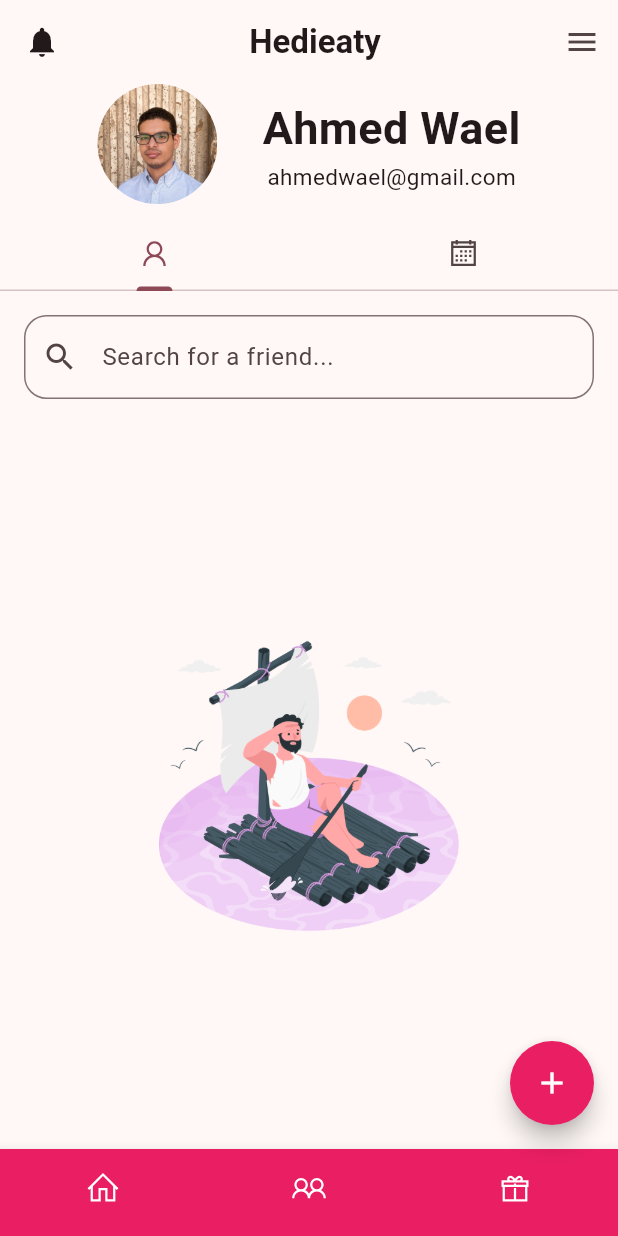
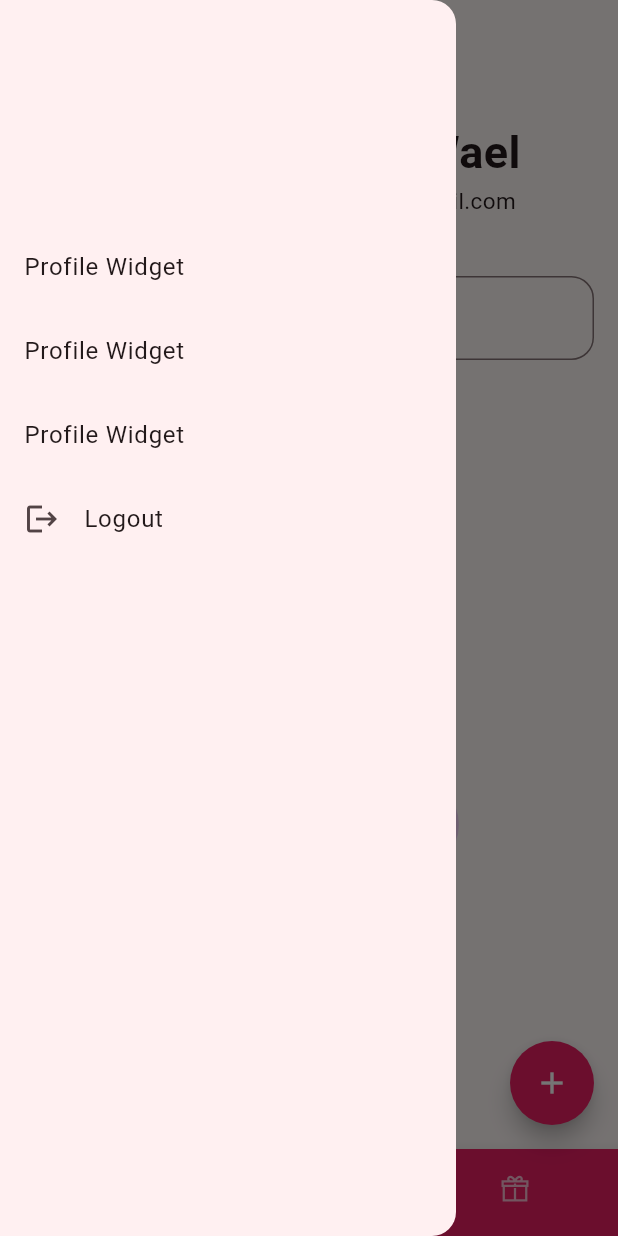
Before and after one commit to ahmed-wael2002/hedieaty-20P3343, a Flutter app: the MyHomePage screen opened by its route, with the side drawer open (before the commit the screen has no drawer), on a phone screen of 412 x 824 dp. Run offline on Flutter 3.47's test engine with Material 3 defaults, Android fonts, the phone set to English and light mode, and no system bars; drawn by our look-alikes of flutter_speed_dial; our stand-ins replace line_awesome_flutter, shared_preferences; accounts and stored records are empty.

Commit message:
Separated homepage from the main controller

```diff
--- /dev/null
+++ b/lib/Pages/Homepage.dart
@@ -0,0 +1,177 @@
+// Packages
+import 'package:flutter/material.dart';
+import 'package:line_awesome_flutter/line_awesome_flutter.dart';
+import 'package:flutter_speed_dial/flutter_speed_dial.dart';
+
+// Pages
+import 'ProfilePage.dart';
+import '../Utils/CreateEventForm.dart';
+import '../Utils/profile_widget.dart';
+import '../Utils/friends_list_view.dart';
+import '../Utils/header.dart';
+import '../Utils/CreateUserForm.dart';
+import '../Utils/events_list_view.dart';
+import '../Logic/event.dart';
+import '../Logic/user.dart';
+
+class MyHomePage extends StatefulWidget {
+  MyHomePage({super.key, required this.title, required this.logoutCallback});
+  final String title;
+  Function() logoutCallback;
+
+  @override
+  State<MyHomePage> createState() => _MyHomePageState();
+}
+
+class _MyHomePageState extends State<MyHomePage> {
+  late User user;
+  int _selectedIndex = 0;
+
+  @override
+  void initState() {
+    super.initState();
+    user = User(
+      'Ahmed Wael',
+      'ahmedwael@gmail.com',
+      '123',
+      'assets/images/Ahmed Wael.jpg',
+    );
+  }
+
+  void _showCreateUserDialog(BuildContext context) async {
+    final User? newUser = await showDialog<User>(
+      context: context,
+      builder: (BuildContext context) {
+        return const AlertDialog(
+          title: Text('Create New User'),
+          content: CreateUserForm(),
+        );
+      },
+    );
+    if (newUser != null) {
+      setState(() {
+        user.addFriend(newUser);
+      });
+    }
+  }
+
+  void _showCreateEventDialog(BuildContext context) async {
+    final Event? newEvent = await showDialog<Event>(
+      context: context,
+      builder: (BuildContext context) {
+        return const AlertDialog(
+          title: Text('Create a new Event'),
+          content: CreateEventForm(),
+        );
+      },
+    );
+    if (newEvent != null) {
+      setState(() {
+        user.addEvent(newEvent);
+      });
+    }
+  }
+
+  void _onItemTapped(int index) {
+    setState(() {
+      _selectedIndex = index;
+    });
+  }
+
+  @override
+  Widget build(BuildContext context) {
+    Widget currentView;
+
+    switch (_selectedIndex) {
+      case 0: // Friends section
+        currentView = FriendsList(user.friendsList);
+        break;
+      case 1: // Events section
+        currentView = EventsList(user.eventsList);
+        break;
+      default: // Home/Profile section
+        currentView = const FlutterLogo();
+        break;
+    }
+
+    return Scaffold(
+      // appBar: const Header(),
+      appBar: AppBar(title: const Text('Hedieaty'),),
+      drawer: Drawer(
+        child: Column(
+          children: [
+            SizedBox(height: 150,),
+            ListTile(title: Text('Profile Widget'),),
+            ListTile(title: Text('Profile Widget'),),
+            ListTile(title: Text('Profile Widget'),),
+            GestureDetector(
+              onTap: ()=>setState(() {
+                widget.logoutCallback;
+              }),
+                child: const ListTile(title: Text('Logout'), leading: Icon(Icons.logout,),)
+            )
+          ],
+        )
+      ),
+      body: Column(
+        children: [
+          // Add profile widget to the top
+          // GestureDetector to navigate to ProfilePage on tapping on the widget
+          GestureDetector(
+            child: ProfileWidget(
+              imageUrl: user.imageUrl,
+              name: user.name,
+              email: user.email,
+            ),
+            onTap: ()=>Navigator.of(context).push(MaterialPageRoute(builder: (context)=>ProfilePage(user: user))),
+          ),
+          Expanded(child: currentView),
+        ],
+      ),
+      floatingActionButton: SpeedDial(
+        icon: Icons.add,
+        activeIcon: Icons.close,
+        backgroundColor: Colors.pink,
+        foregroundColor: Colors.white,
+        children: [
+          SpeedDialChild(
+            child: const Icon(Icons.person_add),
+            label: 'Add Friend',
+            onTap: () => _showCreateUserDialog(context),
+          ),
+          SpeedDialChild(
+            child: const Icon(Icons.event),
+            label: 'Add Event',
+            onTap: () => _showCreateEventDialog(context),
+          ),
+        ],
+      ),
+      bottomNavigationBar: BottomNavigationBar(
+        items: const <BottomNavigationBarItem>[
+          BottomNavigationBarItem(
+            icon: Icon(LineAwesomeIcons.home),
+            label: 'Home',
+          ),
+          BottomNavigationBarItem(
+            icon: Icon(LineAwesomeIcons.calendar),
+            label: 'Events',
+          ),
+          BottomNavigationBarItem(
+            icon: Icon(LineAwesomeIcons.gift),
+            label: 'Gifts',
+          ),
+        ],
+        currentIndex: _selectedIndex,
+        selectedItemColor: Colors.white,
+        unselectedItemColor: Colors.white70,
+        backgroundColor: Colors.pink,
+        selectedFontSize: 14,
+        unselectedFontSize: 12,
+        showUnselectedLabels: false,
+        showSelectedLabels: false,
+        type: BottomNavigationBarType.fixed,
+        onTap: _onItemTapped,
+      ),
+    );
+  }
+}
--- a/lib/Utils/profile_widget.dart
+++ b/lib/Utils/profile_widget.dart
@@ -14,7 +14,9 @@ class ProfileWidget extends StatelessWidget {
 
   @override
   Widget build(BuildContext context) {
-    return Center(
+    return Container(
+      margin: EdgeInsets.all(16.0),
+      child:Center(
       child: Row(
         mainAxisAlignment: MainAxisAlignment.center,
         children: [
@@ -48,6 +50,7 @@ class ProfileWidget extends StatelessWidget {
           ),
         ],
       ),
+    )
     );
   }
 }
--- a/lib/main.dart
+++ b/lib/main.dart
@@ -1,18 +1,7 @@
 import 'package:flutter/material.dart';
-import 'package:lecture_code/Pages/ProfilePage.dart';
-import 'package:lecture_code/Utils/CreateEventForm.dart';
 import 'package:shared_preferences/shared_preferences.dart';
-import 'Logic/user.dart'; // Assuming you have the User class in this file
-import 'Utils/profile_widget.dart';
-import 'Utils/friends_list_view.dart';
-import 'Utils/header.dart';
-import './Pages/EventsPage.dart';
-import 'Utils/CreateUserForm.dart';
-import 'package:flutter_speed_dial/flutter_speed_dial.dart';
-import './Utils/events_list_view.dart';
-import './Logic/event.dart';
-import 'package:line_awesome_flutter/line_awesome_flutter.dart';
 import './Pages/LoginPage.dart';
+import './Pages/Homepage.dart';
 
 void main() {
   runApp(MyApp());
@@ -28,6 +17,11 @@ class MyApp extends StatelessWidget {
     isLoggedIn = prefsVal ?? false;
   }
 
+  Future<void> logout() async{
+    SharedPreferences prefs = await SharedPreferences.getInstance();
+    prefs.setBool('isLoggedIn', false);
+  }
+
   @override
   Widget build(BuildContext context) {
     checkIsLoggedIn();
@@ -39,173 +33,12 @@ class MyApp extends StatelessWidget {
       ),
       debugShowCheckedModeBanner: false,
       // home: const MyHomePage(title: 'Flutter Demo Home Page'),
-      home: isLoggedIn! ? const MyHomePage(title: 'Flutter Demo Home Page') : const LoginPage(),
+      // home: const LoginPage(), // This line is for testing
+      home: isLoggedIn ? MyHomePage(title: 'Flutter Demo Home Page',  logoutCallback: logout) : LoginPage(),
       routes: {
-        '/homepage': (context) => const MyHomePage(title: 'Hedieaty'),
+        '/homepage': (context) => MyHomePage(title: 'Hedieaty', logoutCallback: logout),
         // '/events': (context) => Eventspage(),
       },
     );
   }
 }
-
-class MyHomePage extends StatefulWidget {
-  const MyHomePage({super.key, required this.title});
-  final String title;
-
-  @override
-  State<MyHomePage> createState() => _MyHomePageState();
-}
-
-class _MyHomePageState extends State<MyHomePage> with SingleTickerProviderStateMixin {
-  late User user;
-  List<User>? friends;
-  int _selectedIndex = 0;
-  late TabController _tabController;
-
-  @override
-  void initState() {
-    super.initState();
-    user = User(
-      'Ahmed Wael',
-      'ahmedwael@gmail.com',
-      '123',
-      'assets/images/Ahmed Wael.jpg',
-    );
-    _tabController = TabController(length: 2, vsync: this);
-  }
-
-  @override
-  void dispose() {
-    _tabController.dispose();
-    super.dispose();
-  }
-
-  void _showCreateUserDialog(BuildContext context) async {
-    final User? newUser = await showDialog<User>(
-      context: context,
-      builder: (BuildContext context) {
-        return const AlertDialog(
-          title: Text('Create New User'),
-          content: CreateUserForm(),
-        );
-      },
-    );
-    if (newUser != null) {
-      setState(() {
-        user.addFriend(newUser);
-      });
-    }
-  }
-
-  void _showCreateEventDialog(BuildContext context) async {
-    final Event? newEvent = await showDialog<Event>(
-      context: context,
-      builder: (BuildContext context) {
-        return const AlertDialog(
-          title: Text('Create a new Event'),
-          content: CreateEventForm(),
-        );
-      },
-    );
-    if (newEvent != null) {
-      setState(() {
-        user.addEvent(newEvent);
-      });
-    }
-  }
-
-
-  void _onItemTapped(int index) {
-    setState(() {
-      _selectedIndex = index;
-      switch (_selectedIndex) {
-        case 2:
-          Navigator.pushNamed(context, '/events');
-          break;
-      }
-    });
-  }
-
-  @override
-  Widget build(BuildContext context) {
-    return Scaffold(
-      appBar: const Header(),
-      body: Column(
-        children: [
-          GestureDetector(
-            onTap:(){
-              Navigator.push(
-                context,
-                MaterialPageRoute(
-                  builder: (context) => ProfilePage(user: user,),
-                ),
-              );
-            },
-            child:ProfileWidget(imageUrl: user.imageUrl, name: user.name, email: user.email),
-          ),
-          const SizedBox(height: 10),
-          TabBar(
-            controller: _tabController,
-            tabs: const [
-              Tab(icon: Icon(LineAwesomeIcons.user)),
-              Tab(icon: Icon(LineAwesomeIcons.calendar)),
-            ],
-          ),
-          Expanded(
-            child: TabBarView(
-              controller: _tabController,
-              children: [
-                FriendsList(user.friendsList),
-                EventsList(user.eventsList),
-              ],
-            ),
-          ),
-        ],
-      ),
-      floatingActionButton: SpeedDial(
-        icon: Icons.add,
-        activeIcon: Icons.close,
-        backgroundColor: Colors.pink,
-        foregroundColor: Colors.white,
-        children: [
-          SpeedDialChild(
-            child: const Icon(Icons.person_add),
-            label: 'Add Friend',
-            onTap: () => _showCreateUserDialog(context),
-          ),
-          SpeedDialChild(
-            child: const Icon(Icons.event),
-            label: 'Add Event',
-            onTap: () => _showCreateEventDialog(context),
-          ),
-        ],
-      ),
-      bottomNavigationBar: BottomNavigationBar(
-        items: const <BottomNavigationBarItem>[
-          BottomNavigationBarItem(
-            icon: Icon(LineAwesomeIcons.home),
-            label: 'Home',
-          ),
-          BottomNavigationBarItem(
-            icon: Icon(LineAwesomeIcons.user_friends),
-            label: 'Friends',
-          ),
-          BottomNavigationBarItem(
-            icon: Icon(LineAwesomeIcons.gift),
-            label: 'Events',
-          ),
-        ],
-        currentIndex: _selectedIndex,
-        selectedItemColor: Colors.white,
-        unselectedItemColor: Colors.white,
-        backgroundColor: Colors.pink,
-        selectedFontSize: 14,
-        unselectedFontSize: 12,
-        showUnselectedLabels: false,
-        showSelectedLabels: false,
-        type: BottomNavigationBarType.fixed,
-        onTap: _onItemTapped,
-      ),
-    );
-  }
-}
--- a/pubspec.yaml
+++ b/pubspec.yaml
@@ -38,6 +38,7 @@ dependencies:
   line_awesome_flutter: ^2.0.0
   provider: ^6.1.2
   shared_preferences: ^2.3.3
+  flutter_contacts: ^1.1.9+2
 
 dev_dependencies:
   flutter_test:
```
Also changed, not shown: lib/Pages/LoginPage.dart (+33 -3 lines), pubspec.lock, 2 other files.
